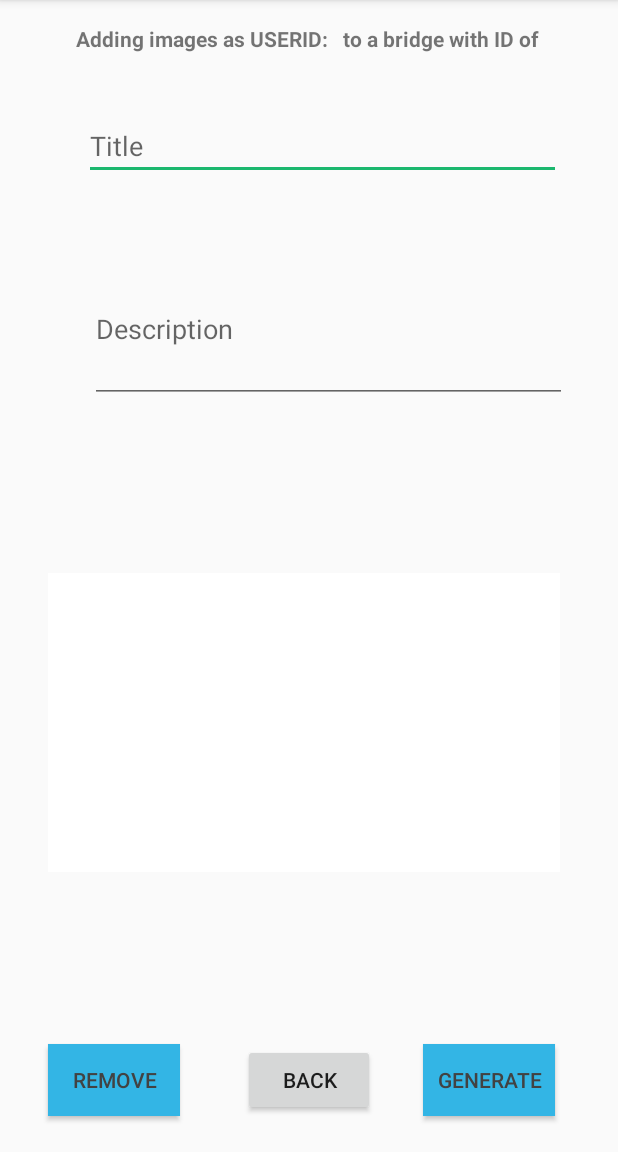
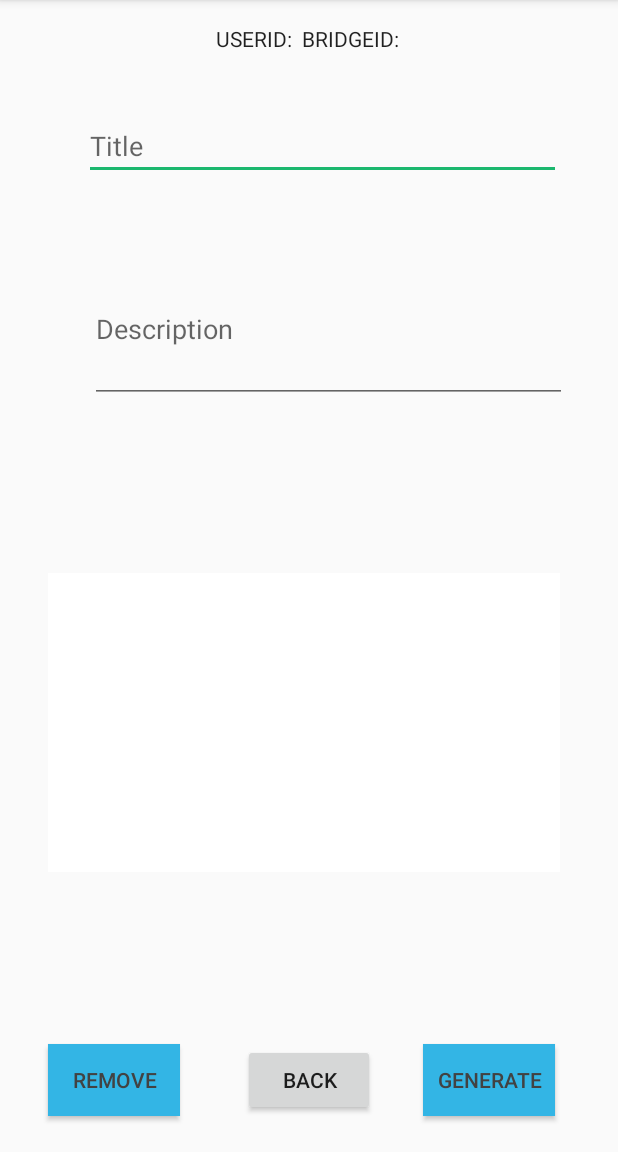
Before and after one commit to Surbhipatel9/drone-bridge-inspection-android, an Android app: the ImageEditActivity screen opened directly, with no data from a screen before it, on a phone screen of 412 x 824 dp, the part 84-1236 px from its top. Run offline under Robolectric (Android 15) with nearby library versions, the phone set to English and light mode, and no system bars.

```diff
--- a/app/src/main/java/xyz/maxime_brgt/testretrofit/ImageEditActivity.java
+++ b/app/src/main/java/xyz/maxime_brgt/testretrofit/ImageEditActivity.java
@@ -118,7 +118,7 @@ public class ImageEditActivity extends AppCompatActivity {
         }
         */
 
-        uploadAsTextView.setText("Adding images as USERID:  " + uploadUserName + " to a bridge with ID of " + BridgeSelectActivity.bridgeID);
+        uploadAsTextView.setText("USERID: " + uploadUserName + " BRIDGEID: " + BridgeSelectActivity.bridgeID);
 
     }
 
--- a/app/src/main/res/layout/activity_image_edit.xml
+++ b/app/src/main/res/layout/activity_image_edit.xml
@@ -86,15 +86,15 @@
 
     <TextView
         android:id="@+id/uploadAsTextView"
-        android:layout_width="352dp"
-        android:layout_height="22dp"
+        android:layout_width="329dp"
+        android:layout_height="31dp"
         android:layout_marginEnd="8dp"
         android:layout_marginRight="16dp"
         android:layout_marginStart="8dp"
         android:textAlignment="center"
-        android:textStyle="bold"
+        android:textAppearance="@style/TextAppearance.AppCompat"
         app:layout_constraintEnd_toEndOf="parent"
-        app:layout_constraintHorizontal_bias="0.509"
+        app:layout_constraintHorizontal_bias="0.512"
         app:layout_constraintRight_toRightOf="parent"
         app:layout_constraintStart_toStartOf="parent"
         app:layout_constraintTop_toTopOf="parent" />
```
Also changed, not shown: app/src/main/java/xyz/maxime_brgt/testretrofit/GridActivity.java (+9 -0 lines), app/src/main/res/layout/activity_grid.xml (+10 -1 lines).
